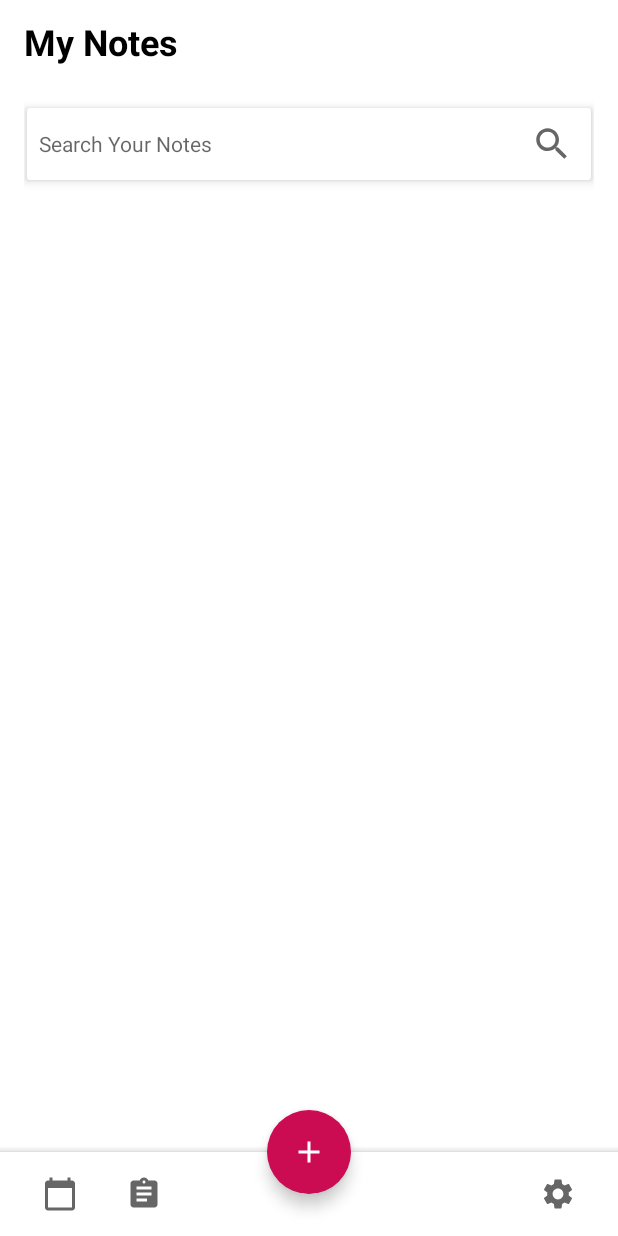
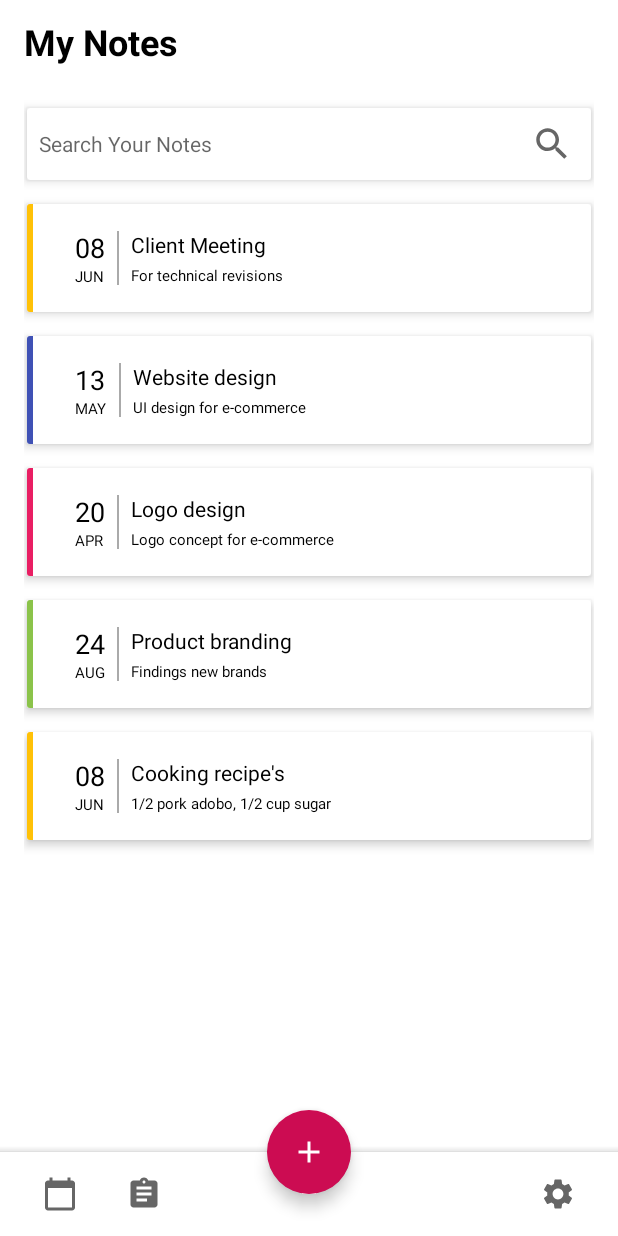
Before and after one commit to Saeef-Mohammad/NoteAppHelloTask, an Android app: the screen it shows after launch (NoteListActivity), after a tap on an icon or button, on a phone screen of 412 x 824 dp. Run offline under Robolectric (Android 15) with nearby library versions, the phone set to English and light mode, and no system bars; our stand-ins replace Room's generated code.

Commit message:
Initial Commit

```diff
--- a/app/src/main/java/com/saeefmd/noteapphellotask/activity/MainActivity.java
+++ b/app/src/main/java/com/saeefmd/noteapphellotask/activity/MainActivity.java
@@ -70,7 +70,7 @@ public class MainActivity extends AppCompatActivity {
 
         SharedPreferences notesCountSp = getSharedPreferences(MainActivity.SHARED_PREFERENCE, MODE_PRIVATE);
 
-        int totalNotes = notesCountSp.getInt(MainActivity.TOTAL_NOTES_COUNT, 0);
+        int totalNotes = notesCountSp.getInt(MainActivity.TOTAL_NOTES_COUNT, 5);
 
         totalNotesTv.setText(String.valueOf(totalNotes));
     }
--- a/app/src/main/java/com/saeefmd/noteapphellotask/room/NoteDatabase.java
+++ b/app/src/main/java/com/saeefmd/noteapphellotask/room/NoteDatabase.java
@@ -25,9 +25,33 @@ public abstract class NoteDatabase extends RoomDatabase {
             instance = Room.databaseBuilder(context.getApplicationContext(),
                     NoteDatabase.class, "note_database")
                     .fallbackToDestructiveMigration()
+                    .addCallback(roomCallback)
                     .build();
         }
 
         return instance;
     }
+
+    private static RoomDatabase.Callback roomCallback = new RoomDatabase.Callback() {
+        @Override
+        public void onCreate(@NonNull SupportSQLiteDatabase db) {
+            super.onCreate(db);
+            new PopulateDbAsyncTask(instance).execute();
+        }
+    };
+    private static class PopulateDbAsyncTask extends AsyncTask<Void, Void, Void> {
+        private NoteDao noteDao;
+        private PopulateDbAsyncTask(NoteDatabase db) {
+            noteDao = db.noteDao();
+        }
+        @Override
+        protected Void doInBackground(Void... voids) {
+            noteDao.insert(new Note("Client Meeting", "For technical revisions", "08", "JUN", 0));
+            noteDao.insert(new Note("Website design", "UI design for e-commerce", "13", "MAY", 0));
+            noteDao.insert(new Note("Logo design", "Logo concept for e-commerce", "20", "APR", 0));
+            noteDao.insert(new Note("Product branding", "Findings new brands", "24", "AUG", 0));
+            noteDao.insert(new Note("Cooking recipe's", "1/2 pork adobo, 1/2 cup sugar", "08", "JUN", 0));
+            return null;
+        }
+    }
 }
--- a/app/src/main/res/layout/activity_main.xml
+++ b/app/src/main/res/layout/activity_main.xml
@@ -214,9 +214,15 @@
             android:layout_marginStart="2dp"
             android:layout_marginEnd="2dp">
 
-            <CalendarView
-                android:layout_width="wrap_content"
-                android:layout_height="wrap_content"/>
+            <androidx.core.widget.NestedScrollView
+                android:layout_width="match_parent"
+                android:layout_height="wrap_content">
+
+                <CalendarView
+                    android:layout_width="wrap_content"
+                    android:layout_height="wrap_content"/>
+
+            </androidx.core.widget.NestedScrollView>
 
         </androidx.cardview.widget.CardView>
 
--- a/app/src/main/res/layout/list_item_notes.xml
+++ b/app/src/main/res/layout/list_item_notes.xml
@@ -4,6 +4,7 @@
     android:layout_width="match_parent"
     android:layout_height="72dp"
     xmlns:app="http://schemas.android.com/apk/res-auto"
+    android:backgroundTint="@color/colorWhite"
     app:cardElevation="4dp"
     android:layout_marginTop="8dp"
     android:layout_marginBottom="8dp"
```
